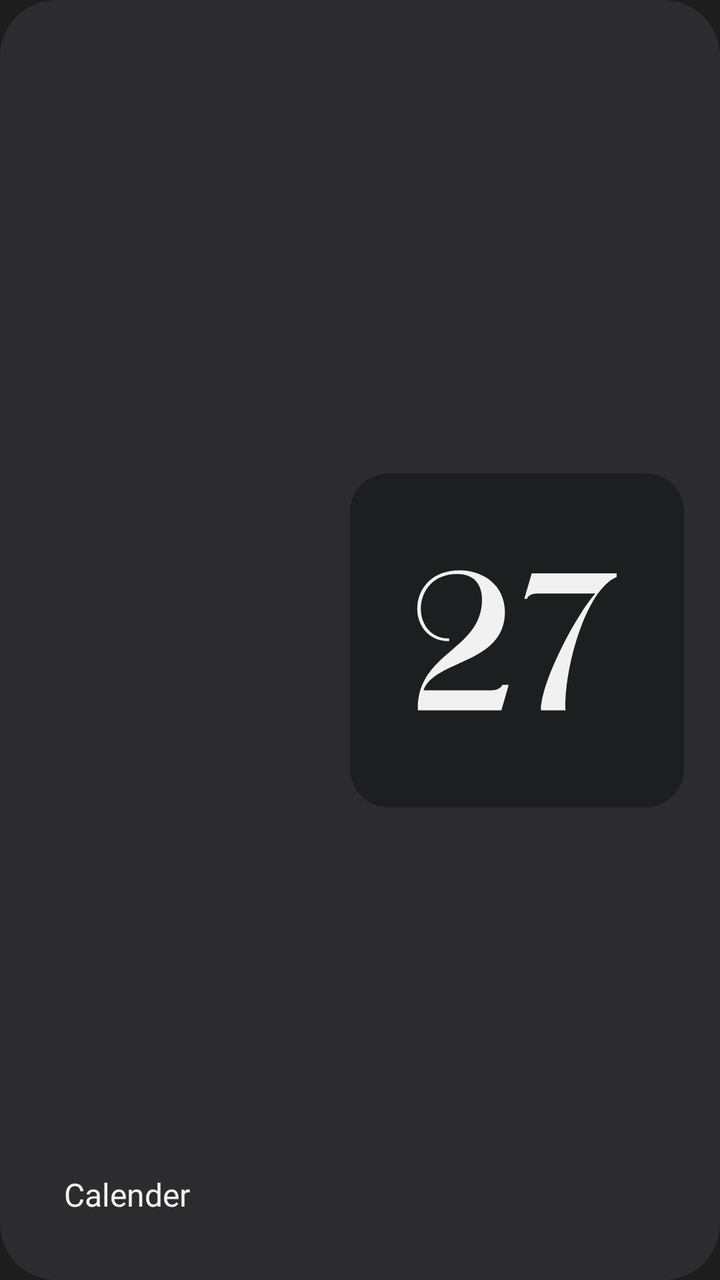
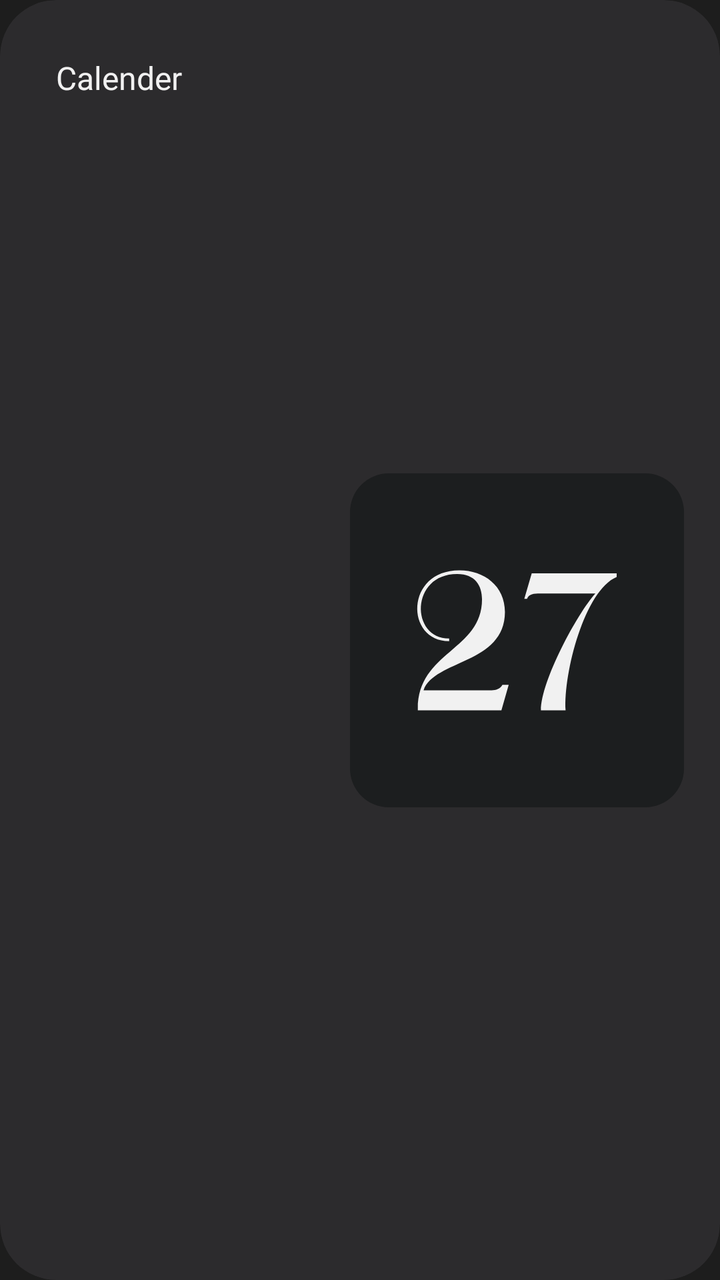

Before-and-after screenshots of an Android layout around one commit, followed by the original layout XML and the change that was made.
<!-- AndroidManifest.xml: application theme AppTheme -->
<!-- res/layout/item_calendar_card.xml -->
<?xml version="1.0" encoding="utf-8"?>
<com.google.android.material.card.MaterialCardView xmlns:android="http://schemas.android.com/apk/res/android"
    xmlns:app="http://schemas.android.com/apk/res-auto"
    xmlns:tools="http://schemas.android.com/tools"
    style="?attr/materialCardViewFilledStyle"
    android:layout_width="match_parent"
    android:layout_height="180dp"
    android:layout_marginStart="14dp"
    android:layout_marginEnd="14dp"
    android:layout_marginBottom="14dp"
    android:backgroundTint="?attr/cardUI"
    app:cardCornerRadius="28dp"
    app:cardElevation="0dp">

    <androidx.constraintlayout.widget.ConstraintLayout
        android:layout_width="match_parent"
        android:layout_height="match_parent">

        
        <TextView
            android:id="@+id/label_calendar"
            android:layout_width="wrap_content"
            android:layout_height="wrap_content"
            android:layout_marginStart="32dp"
            android:layout_marginBottom="32dp"
            android:fontFamily="@font/poppins_regular"
            android:text="Calender"
            android:textColor="?attr/bgColorInVerse"
            android:textSize="16sp"
            app:layout_constraintBottom_toBottomOf="parent"
            app:layout_constraintStart_toStartOf="parent" />

        
        <ImageView
            android:id="@+id/calendar_preview"
            android:layout_width="wrap_content"
            android:layout_height="wrap_content"
            android:layout_marginEnd="18dp"
            android:scaleType="fitCenter"
            android:src="@drawable/cal_01"
            app:layout_constraintBottom_toBottomOf="parent"
            app:layout_constraintEnd_toEndOf="parent"
            app:layout_constraintTop_toTopOf="parent" />

    </androidx.constraintlayout.widget.ConstraintLayout>

</com.google.android.material.card.MaterialCardView>
<!-- resources referenced by this layout -->
<resources>
  <color name="bg_color">#1C1E1F</color>
  <color name="bg_color_inverse">#f1f1f1</color>
  <color name="md_theme_background">#1d1d1d</color>
  <color name="md_theme_surface">#1d1d1d</color>
  <color name="md_theme_onSurface">#f1f1f1</color>
  <color name="md_theme_primary">#ff0049</color>
  <color name="md_theme_onPrimary">#ffffff</color>
  <color name="md_theme_error">#ba1a1a</color>
  <color name="md_theme_errorContainer">#ffdad6</color>
  <color name="md_theme_onError">#ffffff</color>
  <color name="md_theme_onErrorContainer">#410002</color>
  <color name="md_theme_onBackground">#f1f1f1</color>
  <color name="md_theme_inverseSurface">#f1f1f1</color>
  <color name="md_theme_inverseOnSurface">#1d1d1d</color>
  <color name="md_theme_inversePrimary">#ff0049</color>
  <color name="md_theme_primaryContainer">#ff0049</color>
  <color name="md_theme_onPrimaryContainer">#ffffff</color>
  <color name="md_theme_secondary">#6c696d</color>
  <color name="md_theme_onSecondary">#ffffff</color>
  <color name="md_theme_secondaryContainer">#3b393e</color>
  <color name="md_theme_onSecondaryContainer">#f1f1f1</color>
  <color name="md_theme_tertiary">#2c2b2d</color>
  <color name="md_theme_onTertiary">#f1f1f1</color>
  <color name="md_theme_tertiaryContainer">#2c2b2d</color>
  <color name="md_theme_onTertiaryContainer">#f1f1f1</color>
  <color name="md_theme_outline">#3b393e</color>
  <color name="md_theme_outlineVariant">#2c2b2d</color>
  <color name="md_theme_surfaceVariant">#2c2b2d</color>
  <color name="md_theme_onSurfaceVariant">#f1f1f1</color>
  <color name="md_theme_onPrimaryFixed">#ffffff</color>
  <color name="md_theme_onPrimaryFixedVariant">#ffffff</color>
  <color name="md_theme_onSecondaryFixed">#ffffff</color>
  <color name="md_theme_onSecondaryFixedVariant">#f1f1f1</color>
  <color name="md_theme_onTertiaryFixed">#ffffff</color>
  <color name="md_theme_onTertiaryFixedVariant">#f1f1f1</color>
  <color name="md_theme_primaryFixed">#ff0049</color>
  <color name="md_theme_primaryFixedDim">#cc003a</color>
  <color name="md_theme_secondaryFixed">#6c696d</color>
  <color name="md_theme_secondaryFixedDim">#5a5860</color>
  <color name="md_theme_tertiaryFixed">#2c2b2d</color>
  <color name="md_theme_tertiaryFixedDim">#232224</color>
  <color name="md_theme_surfaceBright">#3b393e</color>
  <color name="md_theme_surfaceContainer">#2c2b2d</color>
  <color name="md_theme_surfaceContainerHigh">#3b393e</color>
  <color name="md_theme_surfaceContainerHighest">#4a484d</color>
  <color name="md_theme_surfaceContainerLow">#232224</color>
  <color name="md_theme_surfaceContainerLowest">#1a191b</color>
  <color name="md_theme_surfaceDim">#1d1d1d</color>
  <color name="bg_color_1">#2A2D2E</color>
  <color name="bg_color_1_dark">#2A2D2E</color>
  <color name="bg_color_2">#6A6A6B</color>
  <color name="bg_color_2_dark">#6A6A6B</color>
  <color name="bg_color_3">#3A3B3D</color>
  <color name="bg_color_ui">#ececec</color>
  <color name="card_ui">#2c2b2d</color>
  <color name="redf">#E22E31</color>
  <color name="red_light">#f1f1f1</color>
  <!-- unchanged entries left out for length: 2 -->
</resources>

<!-- the commit's change to res/layout/item_calendar_card.xml (unified diff, before → after) -->
@@ -21,14 +21,14 @@
             android:id="@+id/label_calendar"
             android:layout_width="wrap_content"
             android:layout_height="wrap_content"
-            android:layout_marginStart="32dp"
-            android:layout_marginBottom="32dp"
+            android:layout_marginStart="28dp"
+            android:layout_marginTop="28dp"
             android:fontFamily="@font/poppins_regular"
             android:text="Calender"
             android:textColor="?attr/bgColorInVerse"
             android:textSize="16sp"
-            app:layout_constraintBottom_toBottomOf="parent"
-            app:layout_constraintStart_toStartOf="parent" />
+            app:layout_constraintStart_toStartOf="parent"
+            app:layout_constraintTop_toTopOf="parent" />
 
         
         <ImageView
